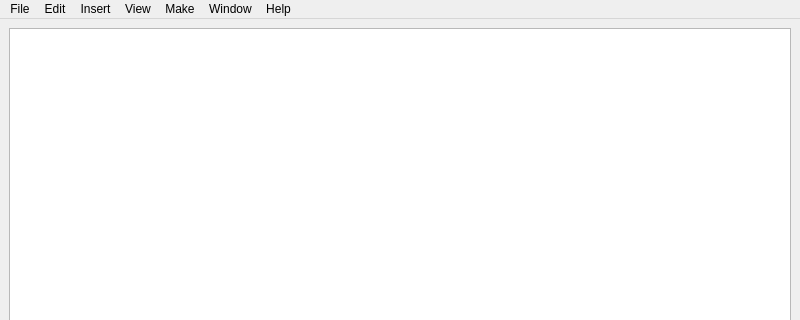
This is Pdf4QtDocPageOrganizer/mainwindow.ui in JakubMelka/PDF4QT as Qt 5 draws it before an edit; both pictures show x 0 to 800 and y 0 to 320 of the 800 by 600 pixel window. The edited form follows.
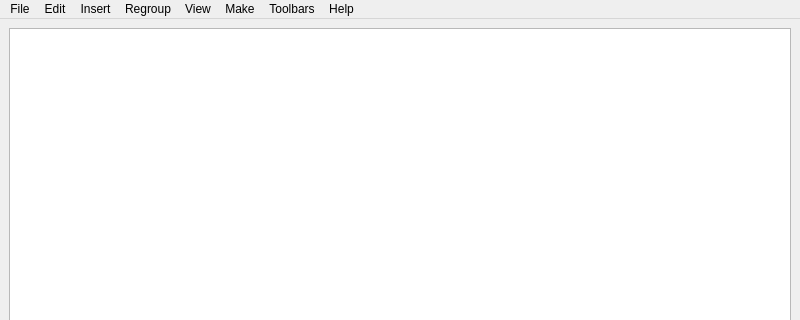
This is the edited form. Icons and pictures are not drawn.

Commit message: DocPage Organize: Regroup actions

Diff of the .ui file:
```diff
--- a/Pdf4QtDocPageOrganizer/mainwindow.ui
+++ b/Pdf4QtDocPageOrganizer/mainwindow.ui
@@ -115,17 +115,28 @@
     <addaction name="actionGet_Source"/>
     <addaction name="actionAbout"/>
    </widget>
-   <widget class="QMenu" name="menuWindow">
+   <widget class="QMenu" name="menuToolbars">
     <property name="title">
-     <string>Window</string>
+     <string>Toolbars</string>
     </property>
    </widget>
+   <widget class="QMenu" name="menuRegroup">
+    <property name="title">
+     <string>Regroup</string>
+    </property>
+    <addaction name="actionRegroup_Even_Odd"/>
+    <addaction name="actionRegroup_by_Page_Pairs"/>
+    <addaction name="actionRegroup_by_Bookmarks"/>
+    <addaction name="actionRegroup_by_Alternating_Pages"/>
+    <addaction name="actionRegroup_by_Alternating_Pages_Reversed_Order"/>
+   </widget>
    <addaction name="menuFile"/>
    <addaction name="menuEdit"/>
    <addaction name="menuInsert"/>
+   <addaction name="menuRegroup"/>
    <addaction name="menuView"/>
    <addaction name="menuMake"/>
-   <addaction name="menuWindow"/>
+   <addaction name="menuToolbars"/>
    <addaction name="menuHelp"/>
   </widget>
   <widget class="QStatusBar" name="statusbar"/>
```
Left out of the diff: 55 changed lines with no effect on the pictures. The commit also changes 13 other files.
